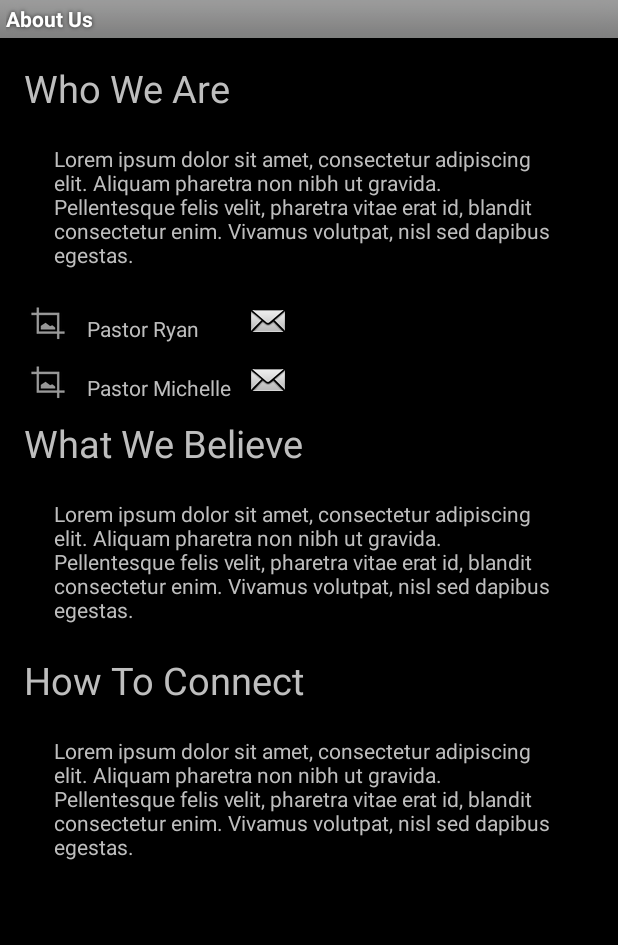
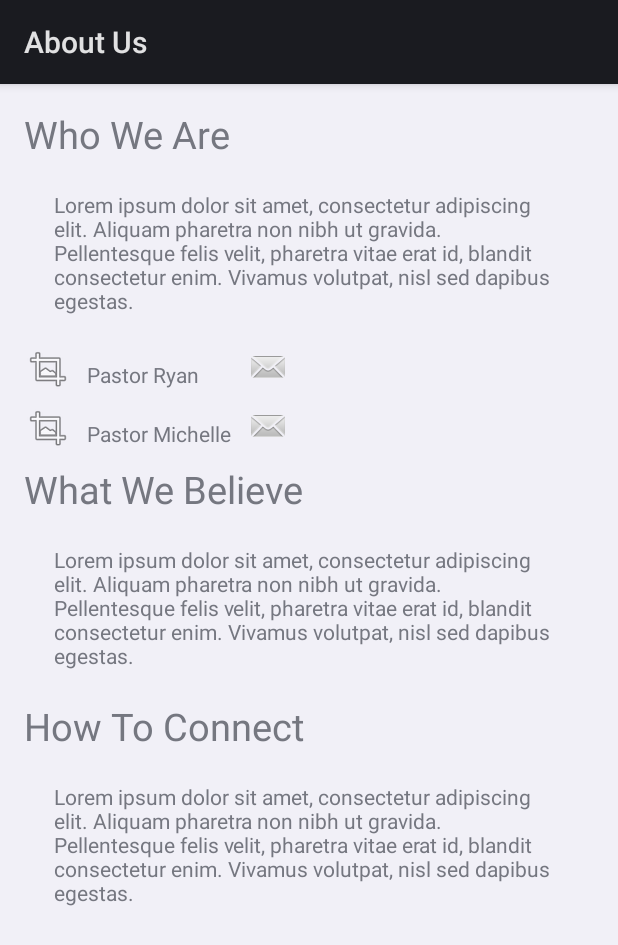
Before and after one commit to ajohnsonRH/YouthGroupApplication, an Android app: the AboutUsActivity screen opened directly, with no data from a screen before it, on a phone screen of 412 x 824 dp. Shown: the top 945 px of the screen. Run offline under Robolectric (Android 15) with nearby library versions, the phone set to English and light mode, and no system bars.

Commit message:
Changed theme

```diff
--- a/ChurchApplication/app/src/main/res/values/styles.xml
+++ b/ChurchApplication/app/src/main/res/values/styles.xml
@@ -1,7 +1,7 @@
 <resources>
 
     <!-- Base application theme. -->
-    <style name="AppBaseTheme" parent="android:Theme.Black">
+    <style name="AppBaseTheme" parent="android:Theme.DeviceDefault.Light.DarkActionBar">
         <!-- Customize your theme here. -->
     </style>
     <!-- Application theme. -->
```
